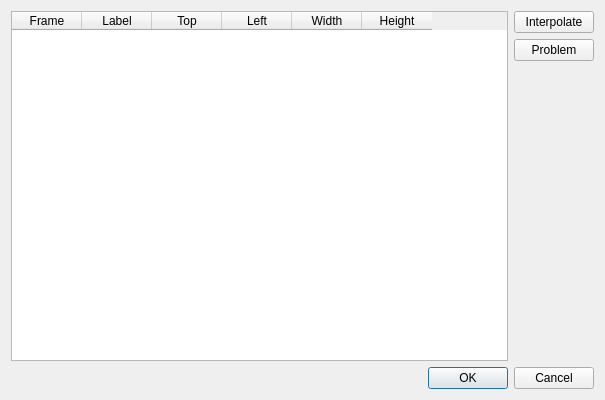
The window that VideoLabel/actioneventdialog.ui (Fomore/Hiwi) describes before a commit, drawn with Qt 5.
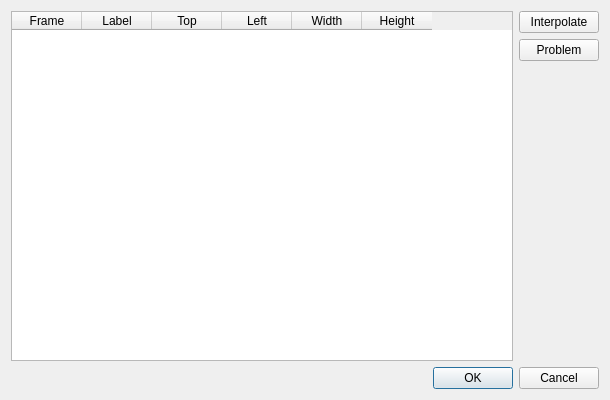
The same window after the commit.

Commit message: ActivModel-Fenster: Sprung zu fehlerhaftem Eintrag

```diff
--- a/VideoLabel/actioneventdialog.ui
+++ b/VideoLabel/actioneventdialog.ui
@@ -6,7 +6,7 @@
    <rect>
     <x>0</x>
     <y>0</y>
-    <width>605</width>
+    <width>610</width>
     <height>400</height>
    </rect>
   </property>
```
The commit also changes 2 other files.
